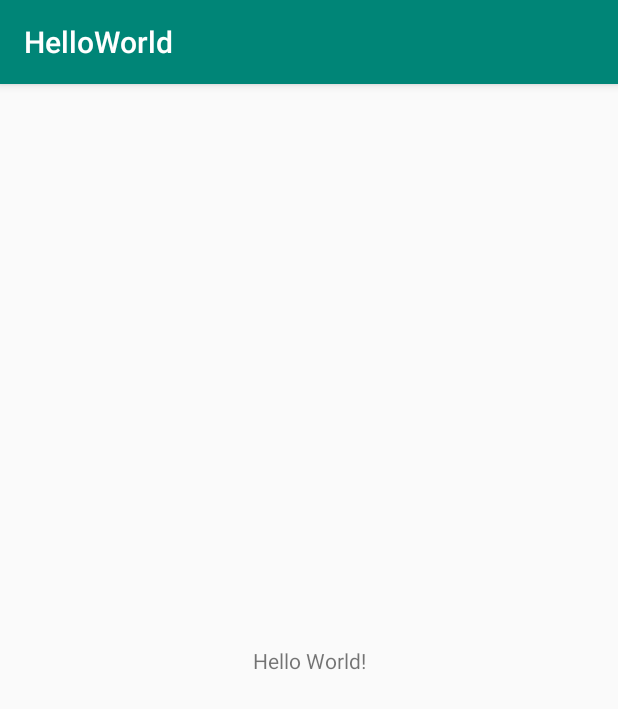
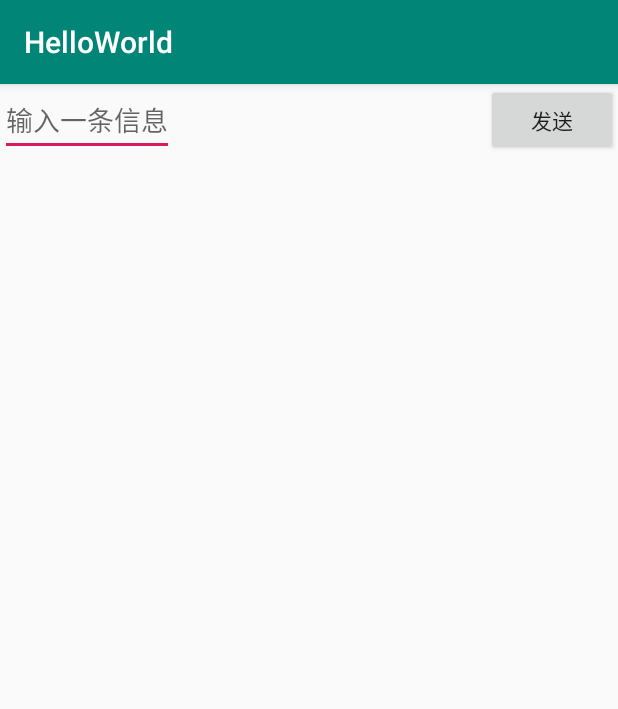
Before and after one commit to DavidJi80/AndroidHelloWorld, an Android app: the screen it shows after launch (MainActivity), on a phone screen of 412 x 824 dp. Shown: the top 709 px of the screen. Run offline under Robolectric (Android 15) with nearby library versions, the phone set to English and light mode, and no system bars.

Commit message:
Demo:调用一个窗体

```diff
--- a/app/src/main/AndroidManifest.xml
+++ b/app/src/main/AndroidManifest.xml
@@ -12,10 +12,10 @@
         <activity android:name=".MainActivity">
             <intent-filter>
                 <action android:name="android.intent.action.MAIN" />
-
                 <category android:name="android.intent.category.LAUNCHER" />
             </intent-filter>
         </activity>
+        <activity android:name=".DisplayMessageActivity"></activity>
     </application>
 
 </manifest>
--- a/app/src/main/res/layout/activity_main.xml
+++ b/app/src/main/res/layout/activity_main.xml
@@ -6,13 +6,17 @@
     android:layout_height="match_parent"
     tools:context=".MainActivity">
 
-    <TextView
+    <EditText
+        android:id="@+id/edit_message"
         android:layout_width="wrap_content"
         android:layout_height="wrap_content"
-        android:text="Hello World!"
-        app:layout_constraintBottom_toBottomOf="parent"
-        app:layout_constraintLeft_toLeftOf="parent"
-        app:layout_constraintRight_toRightOf="parent"
-        app:layout_constraintTop_toTopOf="parent" />
+        android:hint="@string/edit_message"/>
+
+    <Button
+        android:layout_width="wrap_content"
+        android:layout_height="wrap_content"
+        android:text="@string/button_send"
+        android:onClick="sendMessage"
+        app:layout_constraintRight_toRightOf="parent"/>
 
 </android.support.constraint.ConstraintLayout>
--- a/app/src/main/res/values/strings.xml
+++ b/app/src/main/res/values/strings.xml
@@ -1,3 +1,5 @@
 <resources>
     <string name="app_name">HelloWorld</string>
+    <string name="edit_message">输入一条信息</string>
+    <string name="button_send">发送</string>
 </resources>
```
Also changed, not shown: app/src/main/java/com/github/davidji80/helloworld/DisplayMessageActivity.java (added, +18 -0 lines), app/src/main/java/com/github/davidji80/helloworld/MainActivity.java (+12 -0 lines), app/src/main/res/layout/activity_content.xml (added, +19 -0 lines).
